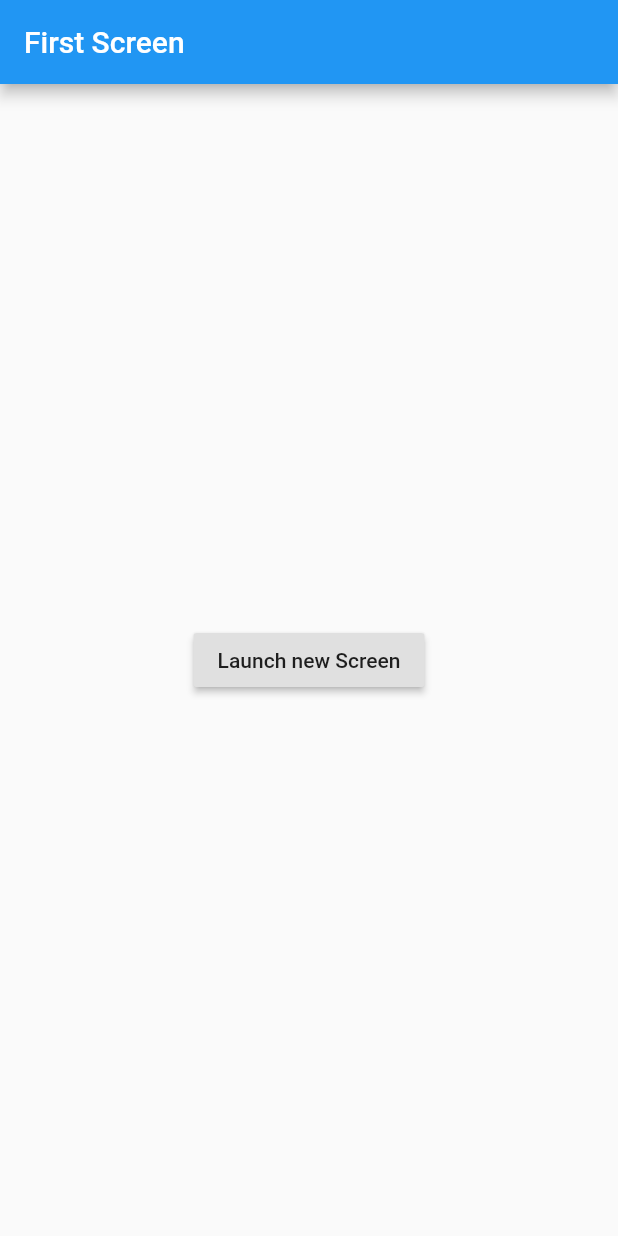
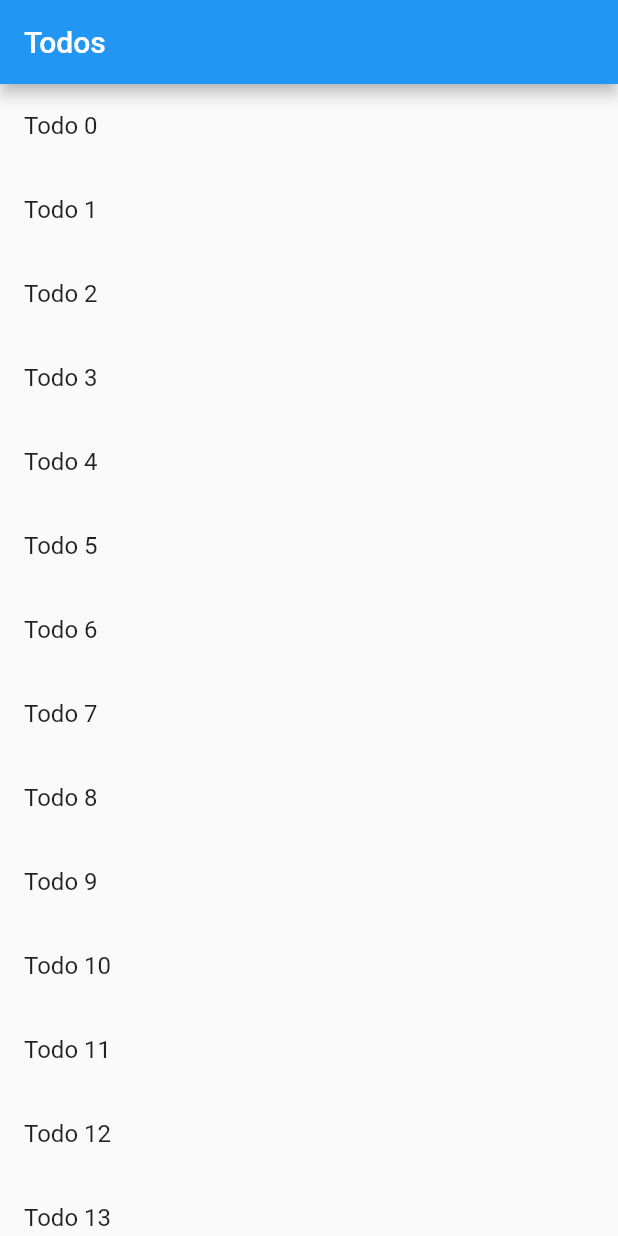
Before and after one commit to ggggxiaolong/flutter_app, a Flutter app: the screen it shows after launch, on a phone screen of 412 x 824 dp. Run offline on Flutter 3.47's test engine with Material 2 defaults, Android fonts, the phone set to English and light mode, and no system bars.

Commit message:
Pass data to second screen

```diff
--- a/lib/main.dart
+++ b/lib/main.dart
@@ -1,45 +1,61 @@
 import 'package:flutter/material.dart';
+import 'package:flutter/foundation.dart';
 
 void main() => runApp(new MaterialApp(
     title: "Dismiss Items",
-    home:  new FirstScreen()));
+    home: new TodoScreen(
+      todos: new List.generate(
+          20,
+          (i) => new Todo(
+              'Todo $i', 'A description of what needs to be done for Todo $i')),
+    )));
 
-class FirstScreen extends StatelessWidget {
+class Todo {
+  final String title;
+  final String description;
+  Todo(this.title, this.description);
+}
+
+class TodoScreen extends StatelessWidget {
+  final List<Todo> todos;
+  TodoScreen({Key key, this.todos}) : super(key: key);
   @override
   Widget build(BuildContext context) {
     return new Scaffold(
       appBar: new AppBar(
-        title: new Text("First Screen"),
+        title: new Text("Todos"),
       ),
-      body: new Center(
-        child: new Center(
-          child: new RaisedButton(
-            child: new Text("Launch new Screen"),
-            onPressed: (){
-              Navigator.push(context,
-              new MaterialPageRoute(builder: (context) => new SecondScreen()));
+      body: new ListView.builder(
+        itemCount: todos.length,
+        itemBuilder: (context, index) {
+          return new ListTile(
+            title: new Text(todos[index].title),
+            onTap: () {
+              Navigator.push(
+                  context,
+                  new MaterialPageRoute(
+                    builder: (context) => new DetailScreen(todo: todos[index]),
+                  ));
             },
-          ),
-        ),
+          );
+        },
       ),
     );
   }
 }
 
-class SecondScreen extends StatelessWidget {
+class DetailScreen extends StatelessWidget {
+  final Todo todo;
+  DetailScreen({Key key, this.todo}) : super(key: key);
   @override
   Widget build(BuildContext context) {
     return new Scaffold(
       appBar: new AppBar(
-          title: new Text("Second Screen"),
+        title: new Text("${todo.title}"),
       ),
-        body: new Center(
-          child: new RaisedButton(
-            onPressed: (){
-              Navigator.pop(context);
-            },
-            child: new Text("Go back!"),
-          ),
+      body: new Padding(
+        padding: new EdgeInsets.all(16.0),
+        child: new Text("${todo.description}"),
       ),
     );
   }
```
Lines whose indentation alone changed are shown as unchanged.
